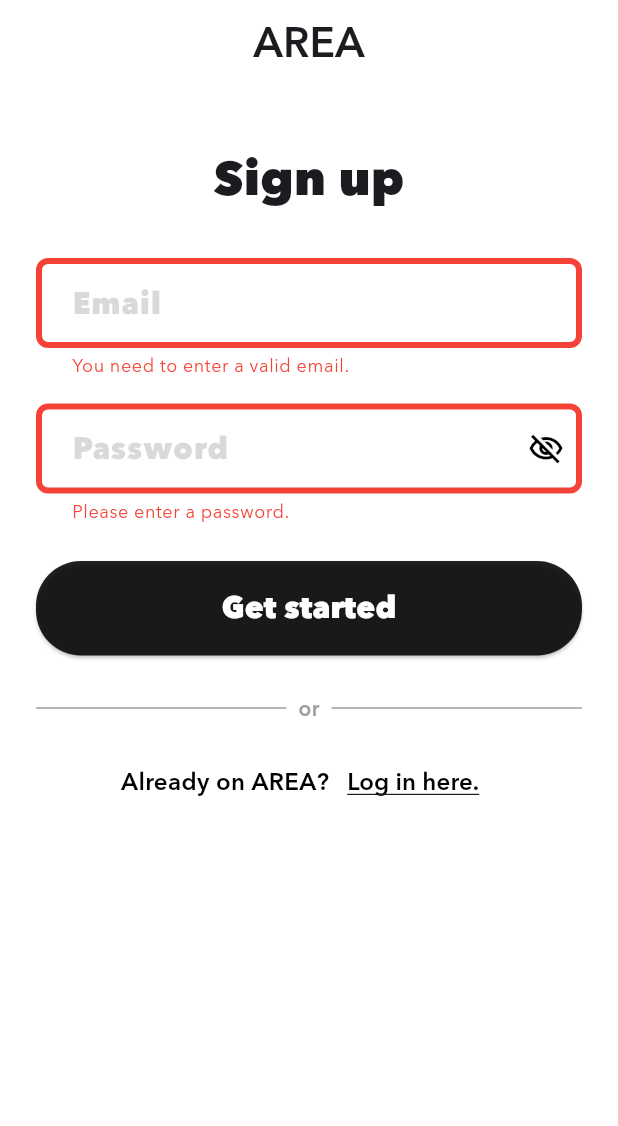
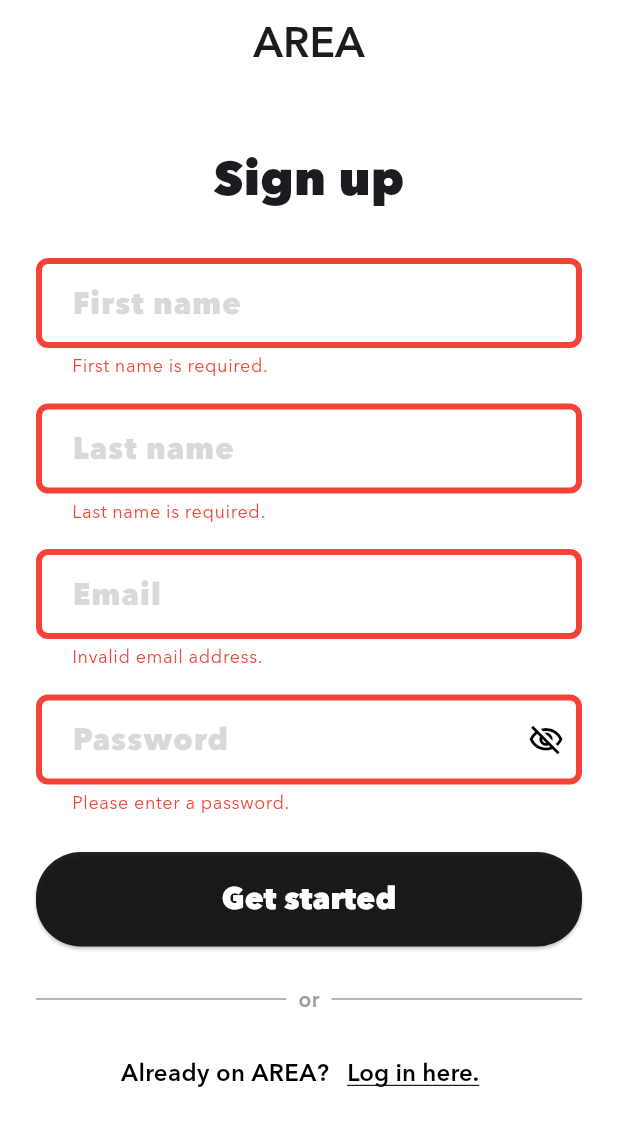
Before and after one commit to Robouch0/AREA, a Flutter app: the RegisterPage screen opened by its route, after a tap on "Get started", on a phone screen of 412 x 824 dp. Shown: the top 1126 px of the screen. Run offline on Flutter 3.47's test engine with Material 3 defaults, Android fonts, the phone set to English and light mode, and no system bars; our stand-ins replace flutter_dotenv, flutter_secure_storage, font_awesome_flutter, go_router; accounts and stored records are empty.

Commit message:
feat(mobile): Add firstName and lastName fields to registration form

```diff
--- a/mobile/lib/pages/register_page.dart
+++ b/mobile/lib/pages/register_page.dart
@@ -18,22 +18,22 @@ class RegisterPage extends StatefulWidget {
 class _RegisterPageState extends State<RegisterPage> {
   final _authService = AuthService.instance;
   final _formKey = GlobalKey<FormState>();
+  final _firstNameController = TextEditingController();
+  final _lastNameController = TextEditingController();
   final _emailController = TextEditingController();
   final _passwordController = TextEditingController();
 
-  void _performRegister(String email, String pass) async {
-    final success = await _authService.createAccount(email, pass);
+  void _performRegister(String email, String pass, String firstName, String lastName) async {
+    final success = await _authService.createAccount(email, pass, firstName, lastName);
 
     if (!mounted) {
       return;
     }
     if (success) {
-      ScaffoldMessenger.of(context).showSnackBar(
-          const SnackBar(
-            content: Text('Success.', style: TextStyle(fontWeight: FontWeight.w800)),
-            backgroundColor: Colors.green
-          )
-      );
+      ScaffoldMessenger.of(context).showSnackBar(const SnackBar(
+          content:
+              Text('Success.', style: TextStyle(fontWeight: FontWeight.w800)),
+          backgroundColor: Colors.green));
       context.go(RouteNames.home);
     } else {
       ScaffoldMessenger.of(context).showSnackBar(const SnackBar(
@@ -46,7 +46,12 @@ class _RegisterPageState extends State<RegisterPage> {
 
   void _register() {
     if (_formKey.currentState!.validate()) {
-      _performRegister(_emailController.text, _passwordController.text);
+      _performRegister(
+        _emailController.text,
+        _passwordController.text,
+        _firstNameController.text,
+        _lastNameController.text,
+      );
     }
   }
 
@@ -68,6 +73,10 @@ class _RegisterPageState extends State<RegisterPage> {
               ),
             ),
             const SizedBox(height: 30),
+            _buildFirstNameField(),
+            const SizedBox(height: 17),
+            _buildLastNameField(),
+            const SizedBox(height: 17),
             _buildEmailField(),
             const SizedBox(height: 17),
             _buildPasswordField(),
@@ -83,17 +92,47 @@ class _RegisterPageState extends State<RegisterPage> {
     );
   }
 
+  Widget _buildFirstNameField() {
+    return AuthInputField(
+      controller: _firstNameController,
+      hintText: 'First name',
+      obscureText: false,
+      validator: (value) {
+        if (value == null || value.isEmpty) {
+          return 'First name is required.';
+        }
+        return null;
+      },
+    );
+  }
+
+  Widget _buildLastNameField() {
+    return AuthInputField(
+      controller: _lastNameController,
+      hintText: 'Last name',
+      obscureText: false,
+      validator: (value) {
+        if (value == null || value.isEmpty) {
+          return 'Last name is required.';
+        }
+        return null;
+      },
+    );
+  }
+
   Widget _buildEmailField() {
     return AuthInputField(
       controller: _emailController,
       hintText: 'Email',
       obscureText: false,
+      keyboardType: TextInputType.emailAddress,
       validator: (value) {
-          if (value == null || value.isEmpty) {
-            return 'You need to enter a valid email.';
+        if (value == null || value.isEmpty || !value.contains('@')) {
+          return 'Invalid email address.';
         }
         return null;
-        });
+      },
+    );
   }
 
   Widget _buildPasswordField() {
@@ -106,7 +145,7 @@ class _RegisterPageState extends State<RegisterPage> {
           return 'Please enter a password.';
         }
         if (value.length < 6) {
-          return 'Password must be at least 6 characters.';
+          return 'Password must be at least 6 characters long.';
         }
         return null;
       },
```
Lines whose indentation alone changed are shown as unchanged.
